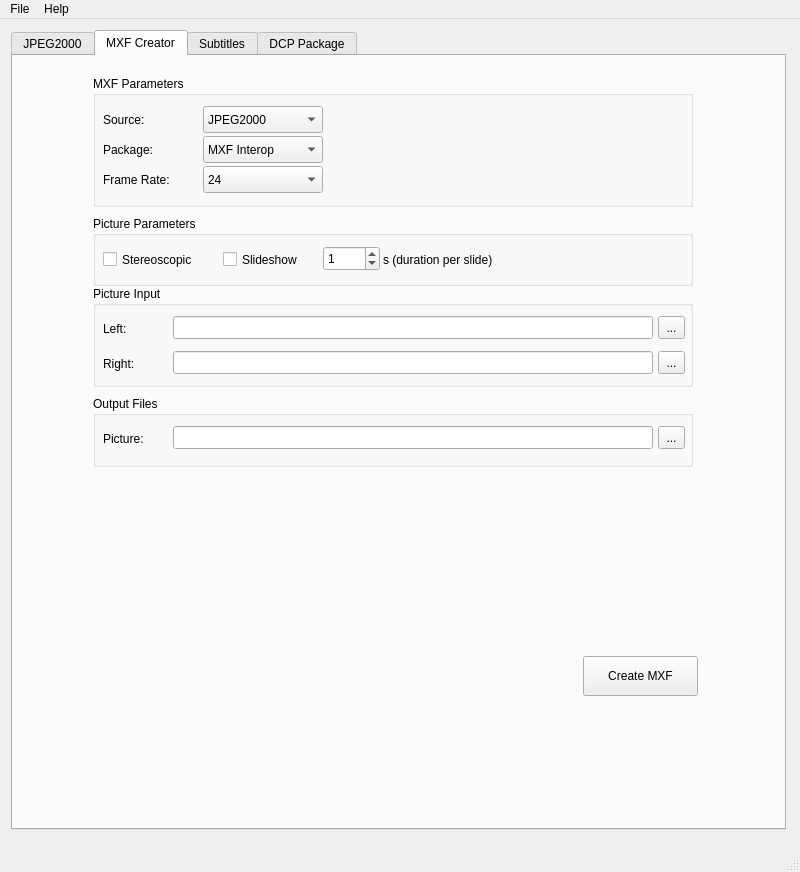
Qt form gui/mainwindow.ui (mamay/OpenDCP) before a commit.
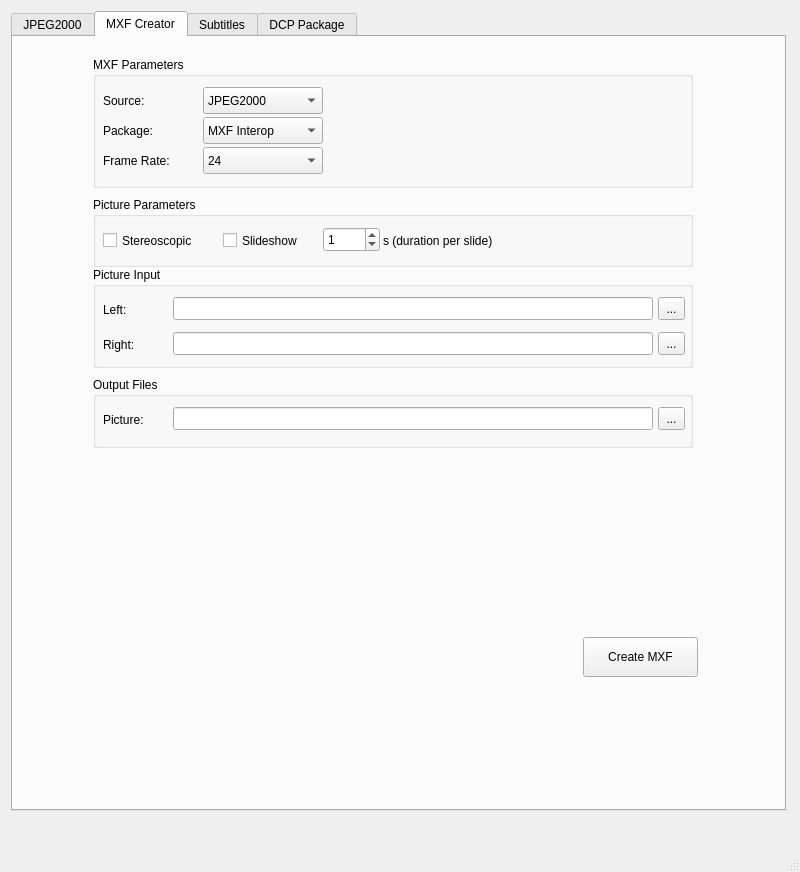
The same form after that commit. Icons and pictures are not drawn.

The edit to the form file:
```diff
--- a/gui/mainwindow.ui
+++ b/gui/mainwindow.ui
@@ -3073,18 +3073,6 @@
      <height>22</height>
     </rect>
    </property>
-   <widget class="QMenu" name="menuFile">
-    <property name="title">
-     <string>File</string>
-    </property>
-   </widget>
-   <widget class="QMenu" name="menuHelp">
-    <property name="title">
-     <string>Help</string>
-    </property>
-   </widget>
-   <addaction name="menuFile"/>
-   <addaction name="menuHelp"/>
   </widget>
   <widget class="QStatusBar" name="statusBar"/>
   <action name="actionAbout">
```
Left out of the diff: 8 changed lines with no effect on the pictures.
